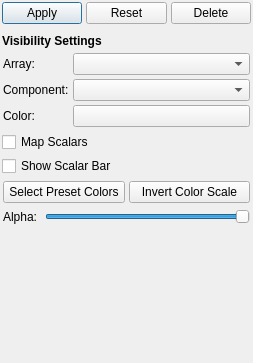
tplatt77/SIMPLVtkLib, file SIMPLVtkLib/QtWidgets/UI_Files/VSInfoWidget.ui: the form before one commit.
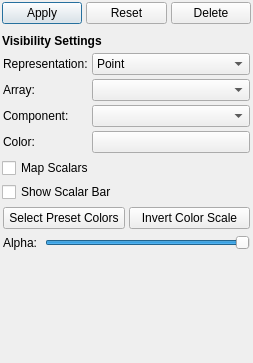
The form after the commit. Custom widgets are drawn as their Qt base class.

Commit message: Added a combo box to VSInfoWidget for handling representation types and updating it for the current VSFilterViewSettings

Patch:
```diff
--- a/SIMPLVtkLib/QtWidgets/UI_Files/VSInfoWidget.ui
+++ b/SIMPLVtkLib/QtWidgets/UI_Files/VSInfoWidget.ui
@@ -215,41 +215,7 @@
           <property name="spacing">
            <number>4</number>
           </property>
-          <item row="0" column="0">
-           <widget class="QLabel" name="arrayLabel">
-            <property name="text">
-             <string>Array:</string>
-            </property>
-           </widget>
-          </item>
-          <item row="0" column="1">
-           <widget class="QComboBox" name="activeArrayCombo">
-            <property name="sizePolicy">
-             <sizepolicy hsizetype="MinimumExpanding" vsizetype="Fixed">
-              <horstretch>0</horstretch>
-              <verstretch>0</verstretch>
-             </sizepolicy>
-            </property>
-           </widget>
-          </item>
-          <item row="1" column="1">
-           <widget class="QComboBox" name="activeComponentCombo">
-            <property name="sizePolicy">
-             <sizepolicy hsizetype="MinimumExpanding" vsizetype="Fixed">
-              <horstretch>0</horstretch>
-              <verstretch>0</verstretch>
-             </sizepolicy>
-            </property>
-           </widget>
-          </item>
-          <item row="1" column="0">
-           <widget class="QLabel" name="componentLabel">
-            <property name="text">
-             <string>Component:</string>
-            </property>
-           </widget>
-          </item>
-          <item row="2" column="1">
+          <item row="3" column="1">
            <widget class="VSColorButton" name="colorBtn">
             <property name="sizePolicy">
              <sizepolicy hsizetype="Minimum" vsizetype="Fixed">
@@ -262,13 +228,78 @@
             </property>
            </widget>
           </item>
+          <item row="1" column="1">
+           <widget class="QComboBox" name="activeArrayCombo">
+            <property name="sizePolicy">
+             <sizepolicy hsizetype="MinimumExpanding" vsizetype="Fixed">
+              <horstretch>0</horstretch>
+              <verstretch>0</verstretch>
+             </sizepolicy>
+            </property>
+           </widget>
+          </item>
+          <item row="1" column="0">
+           <widget class="QLabel" name="arrayLabel">
+            <property name="text">
+             <string>Array:</string>
+            </property>
+           </widget>
+          </item>
           <item row="2" column="0">
+           <widget class="QLabel" name="componentLabel">
+            <property name="text">
+             <string>Component:</string>
+            </property>
+           </widget>
+          </item>
+          <item row="2" column="1">
+           <widget class="QComboBox" name="activeComponentCombo">
+            <property name="sizePolicy">
+             <sizepolicy hsizetype="MinimumExpanding" vsizetype="Fixed">
+              <horstretch>0</horstretch>
+              <verstretch>0</verstretch>
+             </sizepolicy>
+            </property>
+           </widget>
+          </item>
+          <item row="3" column="0">
            <widget class="QLabel" name="colorLabel">
             <property name="text">
              <string>Color: </string>
             </property>
            </widget>
           </item>
+          <item row="0" column="0">
+           <widget class="QLabel" name="representationLabel">
+            <property name="text">
+             <string>Representation:</string>
+            </property>
+           </widget>
+          </item>
+          <item row="0" column="1">
+           <widget class="QComboBox" name="representationCombo">
+            <item>
+             <property name="text">
+              <string>Point</string>
+             </property>
+            </item>
+            <item>
+             <property name="text">
+              <string>Wireframe</string>
+             </property>
+            </item>
+            <item>
+             <property name="text">
+              <string>Surface</string>
+             </property>
+            </item>
+            <item>
+             <property name="text">
+              <string>Surface With Edges</string>
+             </property>
+            </item>
+           </widget>
+          </item>
          </layout>
         </widget>
        </item>
```
The commit also changes 2 other files.
